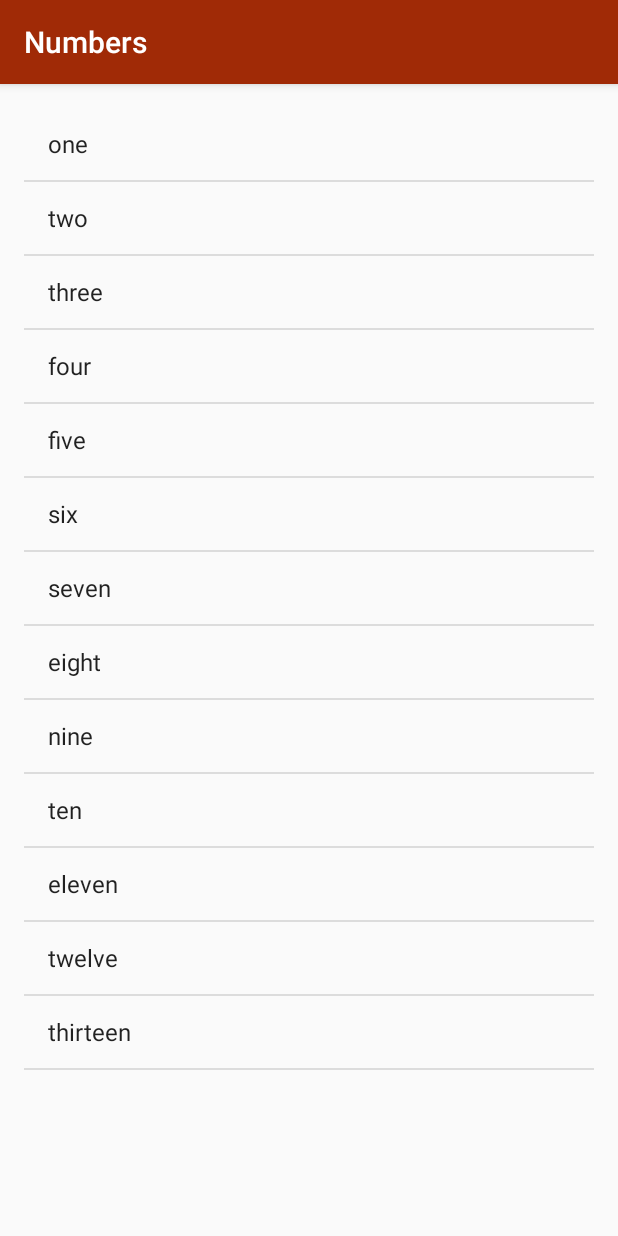
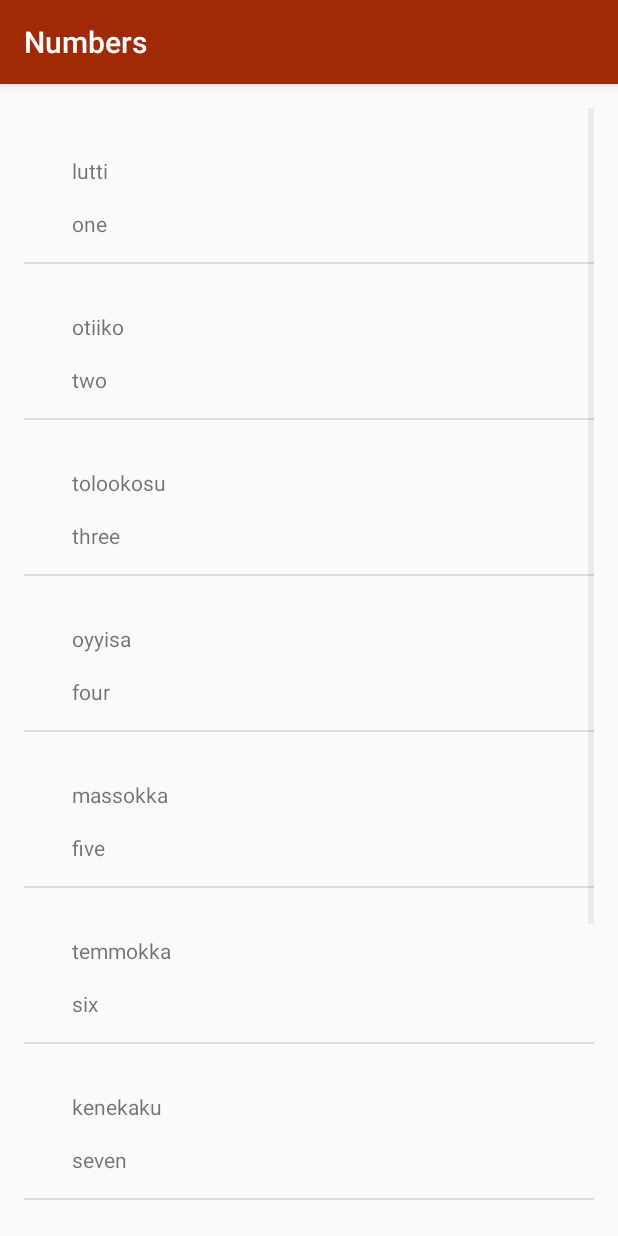
Before and after one commit to anne06/GAB_MultiscreensApp_1_Miwok, an Android app: the NumbersActivity screen opened directly, with no data from a screen before it, on a phone screen of 412 x 824 dp. Run offline under Robolectric (Android 15) with nearby library versions, the phone set to English and light mode, and no system bars.

Commit message:
Create the Word Class, add the mechanism to display each world in a List with a customized ArrayAdapter (WordAdapter) which inherits from ArrayAdapter

```diff
--- a/app/src/main/java/com/example/android/miwok/NumbersActivity.java
+++ b/app/src/main/java/com/example/android/miwok/NumbersActivity.java
@@ -2,7 +2,6 @@ package com.example.android.miwok;
 
 import android.os.Bundle;
 import android.support.v7.app.AppCompatActivity;
-import android.widget.ArrayAdapter;
 import android.widget.ListView;
 
 import java.util.ArrayList;
@@ -17,20 +16,17 @@ public class NumbersActivity extends AppCompatActivity {
         setContentView(R.layout.activity_numbers);
 
         // Creation of the worlds list
-        List<String> words = new ArrayList<>();
-        words.add("one");
-        words.add("two");
-        words.add("three");
-        words.add("four");
-        words.add("five");
-        words.add("six");
-        words.add("seven");
-        words.add("eight");
-        words.add("nine");
-        words.add("ten");
-        words.add("eleven");
-        words.add("twelve");
-        words.add("thirteen");
+        List<Word> words = new ArrayList<>();
+        words.add(new Word("one", "lutti"));
+        words.add(new Word("two", "otiiko"));
+        words.add(new Word("three", "tolookosu"));
+        words.add(new Word("four", "oyyisa"));
+        words.add(new Word("five", "massokka"));
+        words.add(new Word("six", "temmokka"));
+        words.add(new Word("seven", "kenekaku"));
+        words.add(new Word("eight", "kawinta"));
+        words.add(new Word("nine", "wo'e"));
+        words.add(new Word("ten", "na'aacha"));
 
 
         // Create an {@link ArrayAdapter}, whose data source is a list of Strings. The
@@ -38,7 +34,8 @@ public class NumbersActivity extends AppCompatActivity {
         // simple_list_item_1.xml layout resource defined in the Android framework.
         // This list item layout contains a single {@link TextView}, which the adapter will set to
         // display a single word.
-        ArrayAdapter<String> itemsAdapter = new ArrayAdapter<>(this, android.R.layout.simple_list_item_1, words);
+
+        WordAdapter adapter = new WordAdapter(this, words);
 
         // Find the {@link ListView} object in the view hierarchy of the {@link Activity}.
         // There should be a {@link ListView} with the view ID called list, which is declared in the
@@ -49,7 +46,7 @@ public class NumbersActivity extends AppCompatActivity {
         // {@link ListView} will display list items for each word in the list of words.
         // Do this by calling the setAdapter method on the {@link ListView} object and pass in
         // 1 argument, which is the {@link ArrayAdapter} with the variable name itemsAdapter.
-        listView.setAdapter(itemsAdapter);
+        listView.setAdapter(adapter);
 
 
     }
--- /dev/null
+++ b/app/src/main/java/com/example/android/miwok/Word.java
@@ -0,0 +1,32 @@
+package com.example.android.miwok;
+
+/**
+ * {@link Word} represents a vocabulary word that the user wants to learn.
+ * It contains a default translation and a Miwok translation for that word
+ */
+public class Word {
+    /** Default translation for the word */
+    private String mDefaultTranslation;
+
+    /** Miwok translation for the word */
+    private String mMiwokTranslation;
+
+    public Word(String defaultTranslation, String miwokTranslation){
+        this.mDefaultTranslation = defaultTranslation;
+        this.mMiwokTranslation = miwokTranslation;
+    }
+
+    /**
+     * Get the default translation of the word.
+     */
+    public String getDefaultTranslation(){
+        return mDefaultTranslation;
+    }
+
+    /**
+     * Get the Miwok translation of the word.
+     */
+    public String getMiwokTranslation(){
+        return mMiwokTranslation;
+    }
+}
--- /dev/null
+++ b/app/src/main/java/com/example/android/miwok/WordAdapter.java
@@ -0,0 +1,69 @@
+package com.example.android.miwok;
+
+import android.app.Activity;
+import android.view.LayoutInflater;
+import android.view.View;
+import android.view.ViewGroup;
+import android.widget.ArrayAdapter;
+import android.widget.TextView;
+
+import java.util.List;
+
+public class WordAdapter extends ArrayAdapter<Word> {
+
+    /**
+     * This is our own custom constructor (it doesn't mirror a superclass constructor).
+     * The context is used to inflate the layout file, and the list is the data we want
+     * to populate into the lists.
+     *
+     * @param context       The current context. Used to inflate the layout file.
+     * @param words         A List of Miwok words objects to display in a list
+     */
+    public WordAdapter(Activity context, List<Word> words) {
+        // Here, we initialize the ArrayAdapter's internal storage for the context and the list.
+        // the second argument is used when the ArrayAdapter is populating a single TextView.
+        // Because this is a custom adapter for two TextViews and an ImageView, the adapter is not
+        // going to use this second argument, so it can be any value. Here, we used 0.
+        super(context, 0, words);
+    }
+
+
+    /**
+     * Provides a view for an AdapterView (ListView, GridView, etc.)
+     *
+     * @param position The position in the list of data that should be displayed in the
+     *                 list item view.
+     * @param convertView The recycled view to populate.
+     * @param parent The parent ViewGroup that is used for inflation.
+     * @return The View for the position in the AdapterView.
+     */
+    @Override
+    public View getView(int position, View convertView, ViewGroup parent) {
+        // Check if the existing view is being reused, otherwise inflate the view
+        View listItemView = convertView;
+        if(listItemView == null) {
+            listItemView = LayoutInflater.from(getContext()).inflate(
+                    R.layout.list_item, parent, false);
+        }
+
+        // Get the {@link Word} object located at this position in the list
+        Word currentWord = getItem(position);
+
+        // Find the TextView in the list_item.xml layout with the ID miwok_text_view
+        TextView miwokTextView = listItemView.findViewById(R.id.miwok_text_view);
+        // Get the miwok word from the current Word object and
+        // set this text on the miwok_translation TextView
+        miwokTextView.setText(currentWord.getMiwokTranslation());
+
+        // Find the TextView in the list_item.xml layout with the ID default_text_view
+        TextView defaultTextView = listItemView.findViewById(R.id.default_text_view);
+        // Get the default translation from the current Word object and
+        // set this text on the default_text_view TextView
+        defaultTextView.setText(currentWord.getDefaultTranslation());
+
+        // Return the whole list item layout (containing 2 TextViews)
+        // so that it can be shown in the ListView
+        return listItemView;
+    }
+
+}
--- /dev/null
+++ b/app/src/main/res/layout/list_item.xml
@@ -0,0 +1,27 @@
+<?xml version="1.0" encoding="utf-8"?>
+<LinearLayout xmlns:android="http://schemas.android.com/apk/res/android"
+    xmlns:tools="http://schemas.android.com/tools"
+    android:layout_width="match_parent"
+    android:layout_height="match_parent"
+    android:orientation="vertical"
+    android:padding="16dp">
+
+    <TextView
+        android:id="@+id/miwok_text_view"
+
+        android:layout_width="match_parent"
+        android:layout_height="wrap_content"
+        android:layout_marginLeft="16dp"
+        android:layout_marginTop="16dp"
+        tools:text="lutti" />
+
+    <TextView
+        android:id="@+id/default_text_view"
+
+        android:layout_width="match_parent"
+        android:layout_height="wrap_content"
+        android:layout_marginLeft="16dp"
+        android:layout_marginTop="16dp"
+        tools:text="one" />
+
+</LinearLayout>
```
